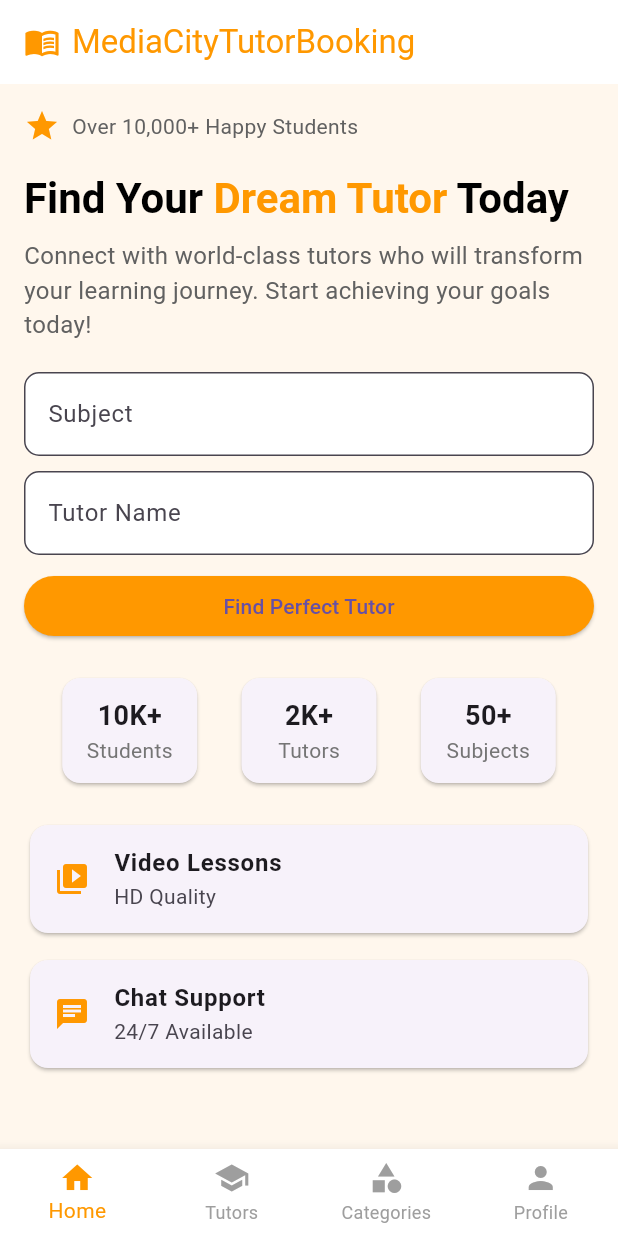
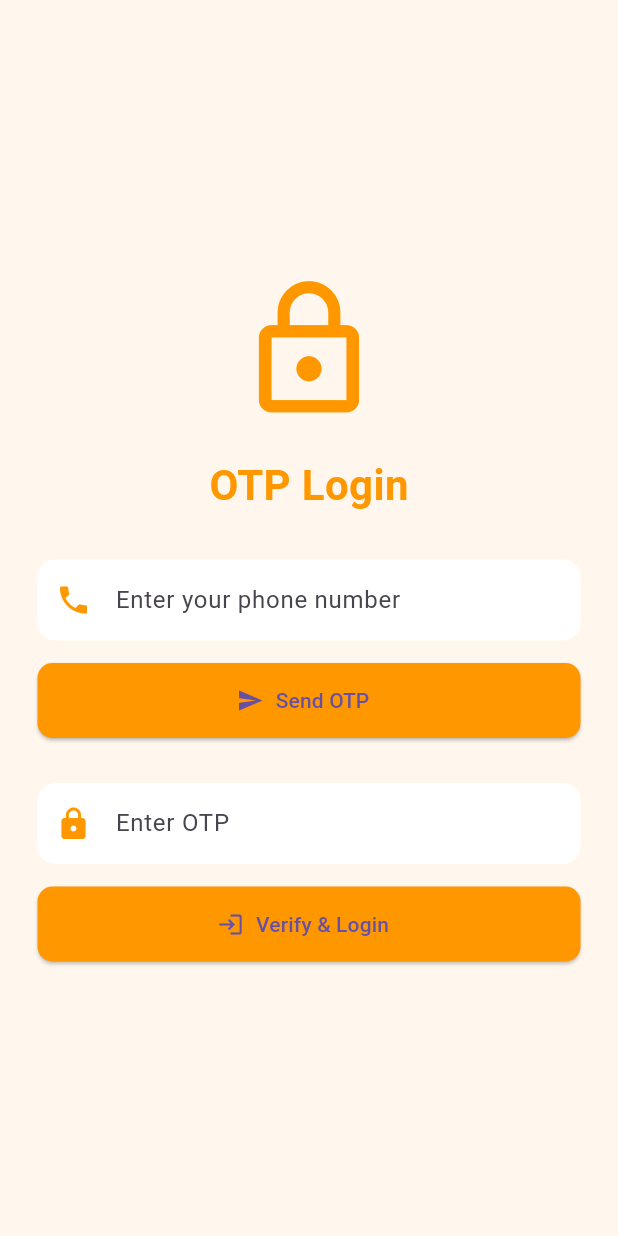
Before and after one commit to Sushil-Jeengar/tutor_booking, a Flutter app: the screen it shows after launch, on a phone screen of 412 x 824 dp. Run offline on Flutter 3.47's test engine with Material 3 defaults, Android fonts, the phone set to English and light mode, and no system bars.

Commit message:
otp login

```diff
--- a/lib/main.dart
+++ b/lib/main.dart
@@ -1,10 +1,9 @@
 import 'package:flutter/material.dart';
 import 'find_tutors.dart';
 import 'categories.dart';
-import 'sign_in.dart';
-import 'sign_up.dart';
 import 'profile.dart';
 import 'splash_screen.dart';
+import 'otp_login.dart'; // New OTP login screen
 
 void main() {
   runApp(const MyApp());
--- /dev/null
+++ b/lib/otp_login.dart
@@ -0,0 +1,123 @@
+import 'package:flutter/material.dart';
+import 'main.dart';
+
+class OtpLoginScreen extends StatefulWidget {
+  const OtpLoginScreen({super.key});
+
+  @override
+  State<OtpLoginScreen> createState() => _OtpLoginScreenState();
+}
+
+class _OtpLoginScreenState extends State<OtpLoginScreen> {
+  final TextEditingController _phoneController = TextEditingController();
+  final TextEditingController _otpController = TextEditingController();
+  String _generatedOtp = '';
+
+  void _generateOtp() {
+    setState(() {
+      _generatedOtp =
+          (1000 + (9999 * (DateTime.now().millisecondsSinceEpoch % 1000) / 1000))
+              .toInt()
+              .toString();
+    });
+    ScaffoldMessenger.of(context).showSnackBar(
+      SnackBar(content: Text('Your OTP is $_generatedOtp')),
+    );
+  }
+
+  void _verifyOtp() {
+    if (_otpController.text == _generatedOtp) {
+      Navigator.pushReplacement(
+        context,
+        MaterialPageRoute(builder: (context) => const BottomNavWrapper()),
+      );
+    } else {
+      ScaffoldMessenger.of(context).showSnackBar(
+        const SnackBar(content: Text('Incorrect OTP, please try again')),
+      );
+    }
+  }
+
+  @override
+  Widget build(BuildContext context) {
+    return Scaffold(
+      backgroundColor: const Color(0xFFFFF7ED),
+      body: Center(
+        child: SingleChildScrollView(
+          child: Padding(
+            padding: const EdgeInsets.symmetric(horizontal: 25.0),
+            child: Column(
+              mainAxisAlignment: MainAxisAlignment.center,
+              children: [
+                const Icon(Icons.lock_outline, size: 100, color: Colors.orange),
+                const SizedBox(height: 20),
+                const Text(
+                  'OTP Login',
+                  style: TextStyle(
+                    fontSize: 28,
+                    fontWeight: FontWeight.bold,
+                    color: Colors.orange,
+                  ),
+                ),
+                const SizedBox(height: 30),
+                TextField(
+                  controller: _phoneController,
+                  keyboardType: TextInputType.phone,
+                  decoration: InputDecoration(
+                    prefixIcon: const Icon(Icons.phone, color: Colors.orange),
+                    hintText: 'Enter your phone number',
+                    filled: true,
+                    fillColor: Colors.white,
+                    contentPadding: const EdgeInsets.symmetric(vertical: 15, horizontal: 15),
+                    border: OutlineInputBorder(
+                      borderRadius: BorderRadius.circular(12),
+                      borderSide: BorderSide.none,
+                    ),
+                  ),
+                ),
+                const SizedBox(height: 15),
+                ElevatedButton.icon(
+                  onPressed: _generateOtp,
+                  icon: const Icon(Icons.send),
+                  label: const Text('Send OTP'),
+                  style: ElevatedButton.styleFrom(
+                    backgroundColor: Colors.orange,
+                    minimumSize: const Size(double.infinity, 50),
+                    shape: RoundedRectangleBorder(borderRadius: BorderRadius.circular(10)),
+                  ),
+                ),
+                const SizedBox(height: 30),
+                TextField(
+                  controller: _otpController,
+                  keyboardType: TextInputType.number,
+                  decoration: InputDecoration(
+                    prefixIcon: const Icon(Icons.lock, color: Colors.orange),
+                    hintText: 'Enter OTP',
+                    filled: true,
+                    fillColor: Colors.white,
+                    contentPadding: const EdgeInsets.symmetric(vertical: 15, horizontal: 15),
+                    border: OutlineInputBorder(
+                      borderRadius: BorderRadius.circular(12),
+                      borderSide: BorderSide.none,
+                    ),
+                  ),
+                ),
+                const SizedBox(height: 15),
+                ElevatedButton.icon(
+                  onPressed: _verifyOtp,
+                  icon: const Icon(Icons.login),
+                  label: const Text('Verify & Login'),
+                  style: ElevatedButton.styleFrom(
+                    backgroundColor: Colors.orange,
+                    minimumSize: const Size(double.infinity, 50),
+                    shape: RoundedRectangleBorder(borderRadius: BorderRadius.circular(10)),
+                  ),
+                ),
+              ],
+            ),
+          ),
+        ),
+      ),
+    );
+  }
+}
```
Also changed, not shown: lib/profile.dart (+36 -43 lines), lib/splash_screen.dart (+7 -7 lines).
